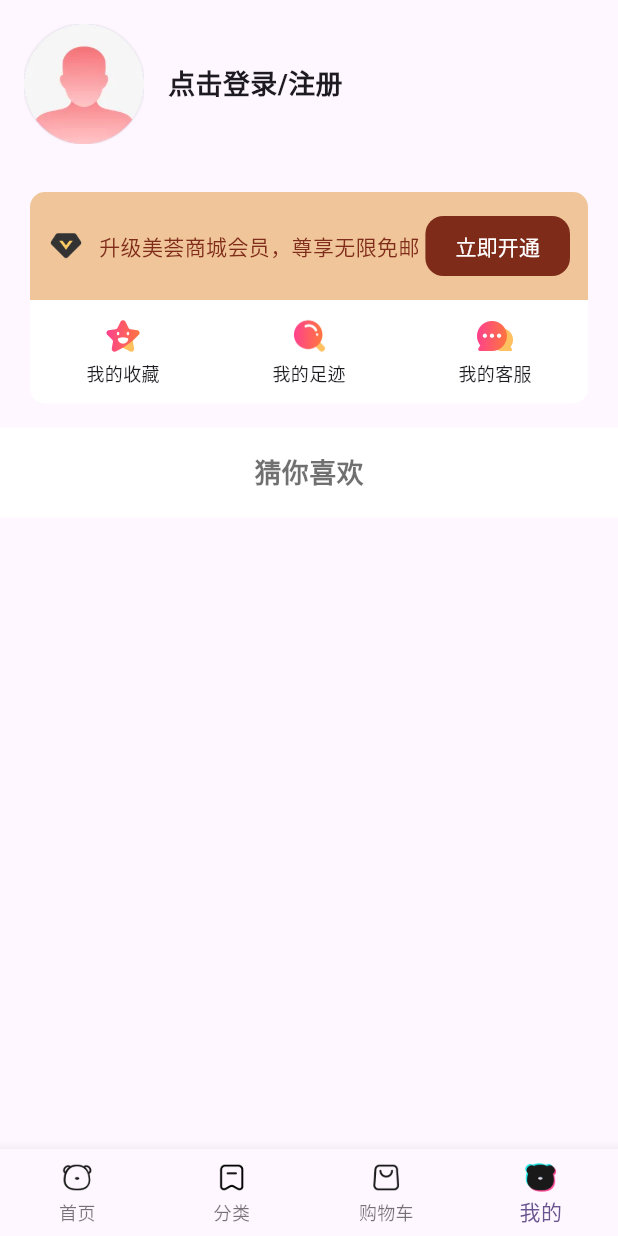
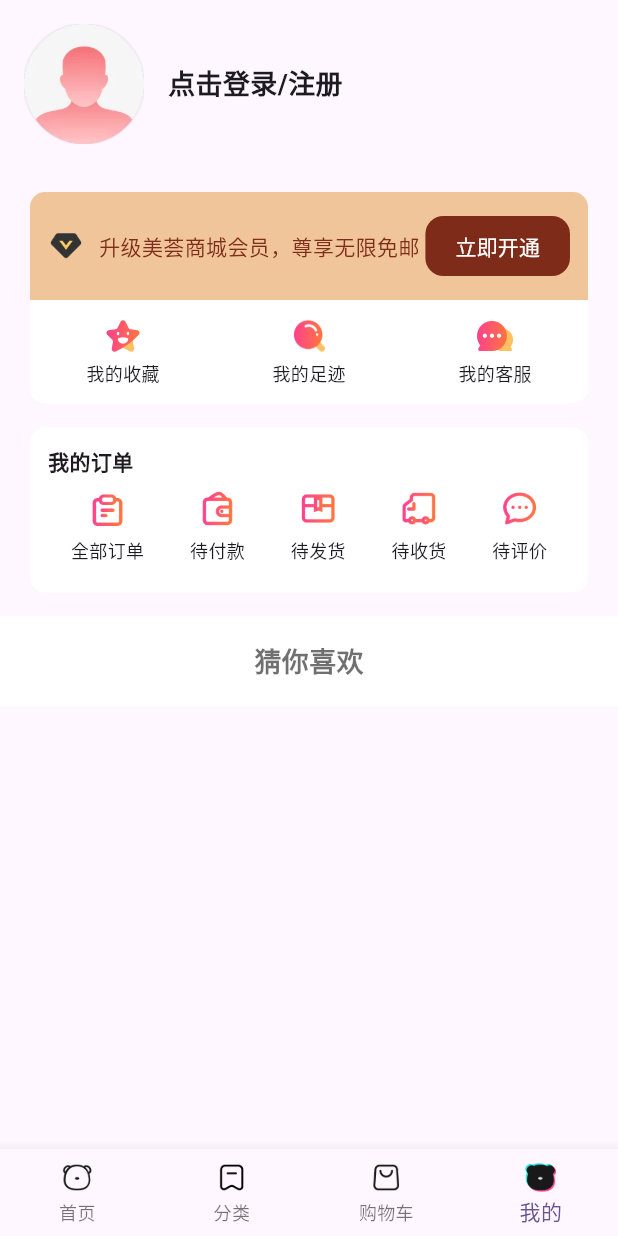
Before and after one commit to GoldenSide/flutter_shop, a Flutter app: the screen it shows after launch, item 4 of the bottom bar chosen, on a phone screen of 412 x 824 dp. Run offline on Flutter 3.47's test engine with Material 3 defaults, Android fonts, the phone set to English and light mode, and no system bars; our stand-ins replace carousel_slider, dio, get, shared_preferences; missing offline and left inert: dart:js_interop; network calls fail.

Commit message:
订单模块

```diff
--- a/lib/pages/Mine/index.dart
+++ b/lib/pages/Mine/index.dart
@@ -89,17 +89,17 @@ class _MineViewState extends State<MineView> {
         const SliverToBoxAdapter(
           child: SizedBox(height: 16),
         ),
-        // SliverToBoxAdapter(
-        //   child: _buildMenuItems(),
-        // ),
-        // const SliverToBoxAdapter(
-        //   child: SizedBox(height: 16),
-        // ),
         SliverToBoxAdapter(
           child: _buildVipContent(),
         ),
         SliverToBoxAdapter(
           child: _buildQuickAction(),
+        ),
+        const SliverToBoxAdapter(
+          child: SizedBox(height: 16),
+        ),
+        SliverToBoxAdapter(
+          child: _buildOrderListsAction(),
         ),
         const SliverToBoxAdapter(
           child: SizedBox(height: 16),
@@ -167,6 +167,7 @@ class _MineViewState extends State<MineView> {
     );
   }
 
+// 退出登录
   void _logOut() {
     showDialog(
         context: context,
@@ -290,4 +291,55 @@ class _MineViewState extends State<MineView> {
       ),
     );
   }
+
+// 订单模块
+  Widget _buildOrderListsAction() {
+    Widget _buildActionItem(String path, String title) {
+      return Padding(
+        padding: const EdgeInsets.all(8),
+        child: Column(
+          mainAxisAlignment: MainAxisAlignment.center,
+          children: [
+            Image.asset(
+              path,
+              width: 28,
+              height: 28,
+            ),
+            const SizedBox(height: 5),
+            Text(title, style: TextStyle(fontSize: 12))
+          ],
+        ),
+      );
+    }
+
+    return Padding(
+      padding: const EdgeInsets.symmetric(horizontal: 20),
+      child: Container(
+        padding: const EdgeInsets.all(12),
+        decoration: BoxDecoration(
+          color: Colors.white,
+          borderRadius: BorderRadius.circular(10),
+        ),
+        child: Column(
+          crossAxisAlignment: CrossAxisAlignment.start,
+          children: [
+            Text('我的订单',
+                textAlign: TextAlign.left,
+                style: TextStyle(fontSize: 14, fontWeight: FontWeight.bold)),
+            Flex(
+              direction: Axis.horizontal,
+              mainAxisAlignment: MainAxisAlignment.spaceAround,
+              children: [
+                _buildActionItem('lib/assets/ic_user_order.png', '全部订单'),
+                _buildActionItem('lib/assets/ic_user_obligation.png', '待付款'),
+                _buildActionItem('lib/assets/ic_user_unshipped.png', '待发货'),
+                _buildActionItem('lib/assets/ic_user_unreceived.png', '待收货'),
+                _buildActionItem('lib/assets/ic_user_unevaluated.png', '待评价'),
+              ],
+            ),
+          ],
+        ),
+      ),
+    );
+  }
 }
```
